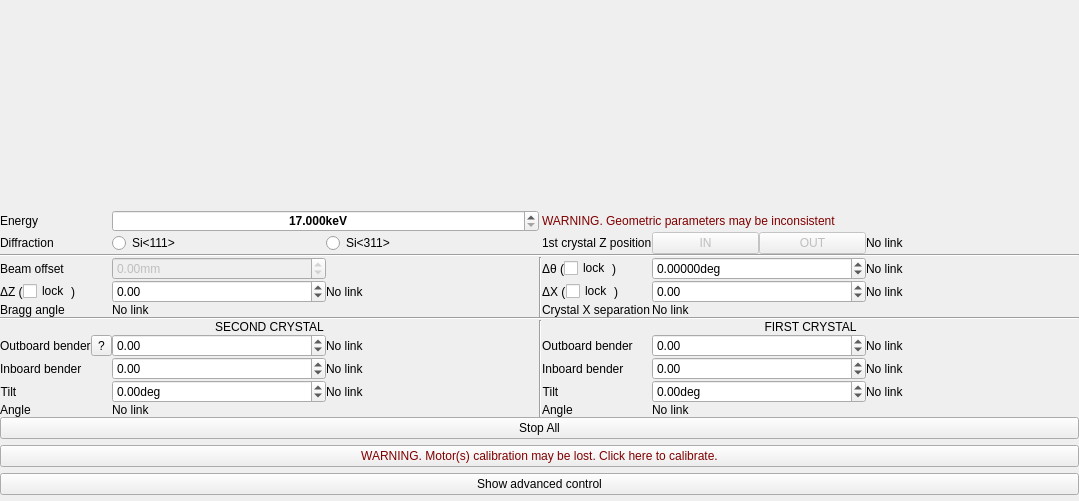
MatthewJCameron/imbl, file mono/monoGui/monoGui.ui: the form before one commit.
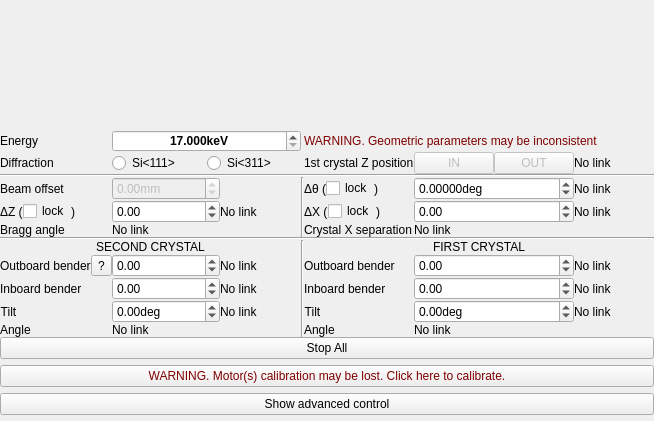
The form after the commit. Icons and pictures are not drawn. Custom widgets are drawn as their Qt base class.

Commit message: modified:   mono/monoBase/mono.cpp 	modified:   mono/monoBase/mono.h 	modified:   mono/monoGui/monoGui.cpp 	modified:   mono/monoGui/monoGui.h 	modified:   mono/monoGui/monoGui.pro 	modified:   mono/monoGui/monoGui.ui

Patch:
```diff
--- a/mono/monoGui/monoGui.ui
+++ b/mono/monoGui/monoGui.ui
@@ -6,8 +6,8 @@
    <rect>
     <x>0</x>
     <y>0</y>
-    <width>1079</width>
-    <height>501</height>
+    <width>654</width>
+    <height>421</height>
    </rect>
   </property>
   <property name="sizePolicy">
```
Left out of the diff: 2 changed lines with no effect on the pictures. The commit also changes 5 other files.
